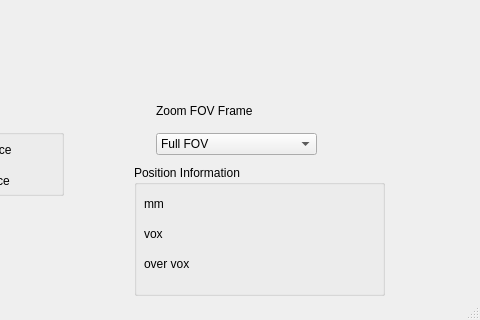
Old version of the form xipy/vis/qt4_widgets/designer_layouts/ortho_viewer_layout.ui in the repository miketrumpis/xipy; both pictures show x 596 to 1076 and y 254 to 574 of the 1076 by 574 pixel window.
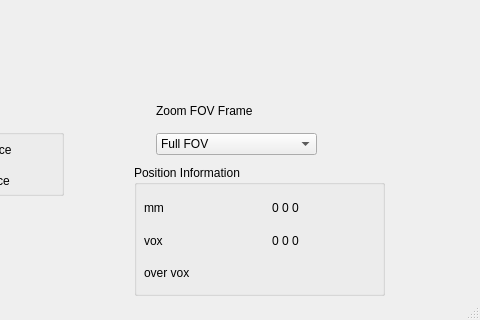
New version of the form. Custom widgets are drawn as their Qt base class.

Commit message: added XIPYWindowApp class; refactored blending code; added plugin machinery; added some visual tests

What changed in the file:
```diff
--- a/xipy/vis/qt4_widgets/designer_layouts/ortho_viewer_layout.ui
+++ b/xipy/vis/qt4_widgets/designer_layouts/ortho_viewer_layout.ui
@@ -296,45 +296,72 @@
     <property name="title">
      <string>Position Information</string>
     </property>
-    <widget class="QLabel" name="xyz_label">
+    <widget class="QWidget" name="layoutWidget">
      <property name="geometry">
       <rect>
        <x>10</x>
        <y>30</y>
-       <width>61</width>
-       <height>17</height>
+       <width>231</width>
+       <height>91</height>
       </rect>
      </property>
+     <layout class="QGridLayout" name="gridLayout_2" columnstretch="0,1">
+      <property name="spacing">
+       <number>-1</number>
+      </property>
+      <item row="0" column="0">
+       <widget class="QLabel" name="xyz_label">
      <property name="text">
       <string>mm</string>
      </property>
     </widget>
+      </item>
+      <item row="0" column="1">
+       <widget class="QLabel" name="label">
+        <property name="text">
+         <string>0 0 0</string>
+        </property>
+        <property name="alignment">
+         <set>Qt::AlignCenter</set>
+        </property>
+       </widget>
+      </item>
+      <item row="1" column="0">
     <widget class="QLabel" name="vox_label">
-     <property name="geometry">
-      <rect>
-       <x>10</x>
-       <y>60</y>
-       <width>61</width>
-       <height>17</height>
-      </rect>
-     </property>
      <property name="text">
       <string>vox</string>
      </property>
     </widget>
+      </item>
+      <item row="1" column="1">
+       <widget class="QLabel" name="label_9">
+        <property name="text">
+         <string>0 0 0</string>
+        </property>
+        <property name="alignment">
+         <set>Qt::AlignCenter</set>
+        </property>
+       </widget>
+      </item>
+      <item row="2" column="0">
     <widget class="QLabel" name="over_vox_label">
-     <property name="geometry">
-      <rect>
-       <x>10</x>
-       <y>90</y>
-       <width>61</width>
-       <height>17</height>
-      </rect>
-     </property>
      <property name="text">
       <string>over vox</string>
      </property>
     </widget>
+      </item>
+      <item row="2" column="1">
+       <widget class="QLabel" name="label_10">
+        <property name="text">
+         <string/>
+        </property>
+        <property name="alignment">
+         <set>Qt::AlignCenter</set>
+        </property>
+       </widget>
+      </item>
+     </layout>
+    </widget>
    </widget>
    <widget class="MplQT4OrthoSlicesWidget" name="ortho_figs_widget">
     <property name="geometry">
```
Left out of the diff: 36 changed lines with no effect on the pictures. Lines whose indentation alone changed are shown as unchanged. The commit also changes 21 other files.
